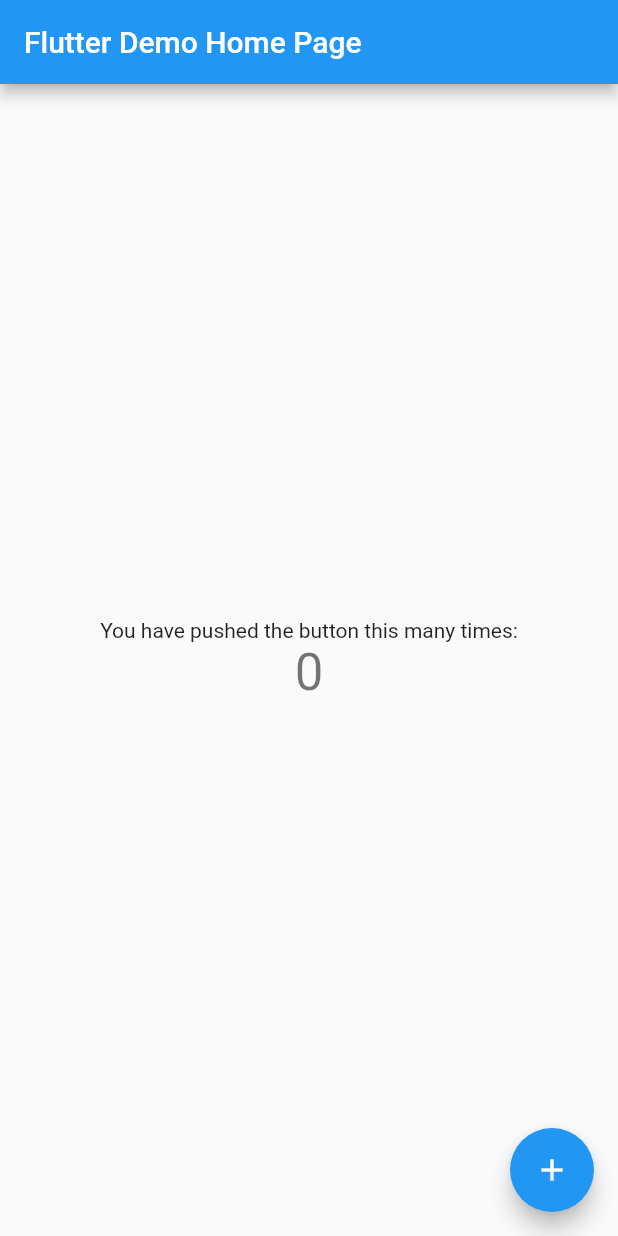
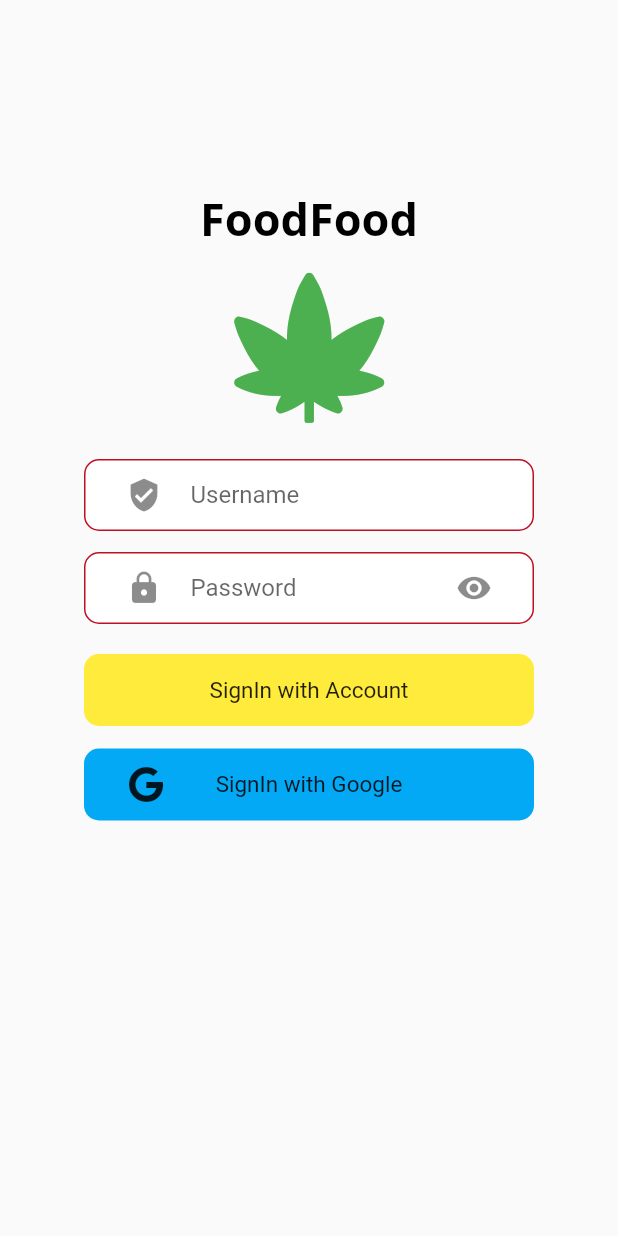
Before and after one commit to htahta103/ShopDemo, a Flutter app: the screen it shows after launch, on a phone screen of 412 x 824 dp. Run offline on Flutter 3.47's test engine with Material 2 defaults, Android fonts, the phone set to English and light mode, and no system bars; drawn by our look-alikes of keyboard_actions; our stand-ins replace font_awesome_flutter, get, google_fonts.

Commit message:
#2 Create UI Done

```diff
--- a/FoodFood/lib/main.dart
+++ b/FoodFood/lib/main.dart
@@ -1,3 +1,4 @@
+import 'package:FoodFood/ui/login_screen.dart';
 import 'package:flutter/material.dart';
 
 void main() {
@@ -26,92 +27,7 @@
         // closer together (more dense) than on mobile platforms.
         visualDensity: VisualDensity.adaptivePlatformDensity,
       ),
-      home: MyHomePage(title: 'Flutter Demo Home Page'),
+      home: LoginScreen(),
     );
   }
 }
-
-class MyHomePage extends StatefulWidget {
-  MyHomePage({Key key, this.title}) : super(key: key);
-
-  // This widget is the home page of your application. It is stateful, meaning
-  // that it has a State object (defined below) that contains fields that affect
-  // how it looks.
-
-  // This class is the configuration for the state. It holds the values (in this
-  // case the title) provided by the parent (in this case the App widget) and
-  // used by the build method of the State. Fields in a Widget subclass are
-  // always marked "final".
-
-  final String title;
-
-  @override
-  _MyHomePageState createState() => _MyHomePageState();
-}
-
-class _MyHomePageState extends State<MyHomePage> {
-  int _counter = 0;
-
-  void _incrementCounter() {
-    setState(() {
-      // This call to setState tells the Flutter framework that something has
-      // changed in this State, which causes it to rerun the build method below
-      // so that the display can reflect the updated values. If we changed
-      // _counter without calling setState(), then the build method would not be
-      // called again, and so nothing would appear to happen.
-      _counter++;
-    });
-  }
-
-  @override
-  Widget build(BuildContext context) {
-    // This method is rerun every time setState is called, for instance as done
-    // by the _incrementCounter method above.
-    //
-    // The Flutter framework has been optimized to make rerunning build methods
-    // fast, so that you can just rebuild anything that needs updating rather
-    // than having to individually change instances of widgets.
-    return Scaffold(
-      appBar: AppBar(
-        // Here we take the value from the MyHomePage object that was created by
-        // the App.build method, and use it to set our appbar title.
-        title: Text(widget.title),
-      ),
-      body: Center(
-        // Center is a layout widget. It takes a single child and positions it
-        // in the middle of the parent.
-        child: Column(
-          // Column is also a layout widget. It takes a list of children and
-          // arranges them vertically. By default, it sizes itself to fit its
-          // children horizontally, and tries to be as tall as its parent.
-          //
-          // Invoke "debug painting" (press "p" in the console, choose the
-          // "Toggle Debug Paint" action from the Flutter Inspector in Android
-          // Studio, or the "Toggle Debug Paint" command in Visual Studio Code)
-          // to see the wireframe for each widget.
-          //
-          // Column has various properties to control how it sizes itself and
-          // how it positions its children. Here we use mainAxisAlignment to
-          // center the children vertically; the main axis here is the vertical
-          // axis because Columns are vertical (the cross axis would be
-          // horizontal).
-          mainAxisAlignment: MainAxisAlignment.center,
-          children: <Widget>[
-            Text(
-              'You have pushed the button this many times:',
-            ),
-            Text(
-              '$_counter',
-              style: Theme.of(context).textTheme.headline4,
-            ),
-          ],
-        ),
-      ),
-      floatingActionButton: FloatingActionButton(
-        onPressed: _incrementCounter,
-        tooltip: 'Increment',
-        child: Icon(Icons.add),
-      ), // This trailing comma makes auto-formatting nicer for build methods.
-    );
-  }
-}
--- /dev/null
+++ b/FoodFood/lib/ui/common_widgets/custom_button.dart
@@ -0,0 +1,55 @@
+import 'package:flutter/material.dart';
+import 'package:font_awesome_flutter/font_awesome_flutter.dart';
+import 'package:font_awesome_flutter/font_awesome_flutter.dart';
+
+class CustomButton extends StatelessWidget {
+  final CustomButtonOption option;
+
+  const CustomButton({Key key, @required this.option}) : super(key: key);
+  @override
+  Widget build(BuildContext context) {
+    return InkWell(
+      onTap: option.onTap,
+      child: Container(
+        height: 48,
+        decoration: BoxDecoration(
+          borderRadius: BorderRadius.circular(10),
+          color: option.color != null ? option.color : Colors.yellow,
+        ),
+        //TODO isAvailable,
+        child: Stack(
+          children: [
+            option.prefixIcon != null
+                ? Container(
+                    padding: EdgeInsets.only(left: 30),
+                    alignment: Alignment.centerLeft,
+                    child: FaIcon(option.prefixIcon),
+                  )
+                : SizedBox(),
+            Center(child: option.content),
+            option.suffixIcon != null
+                ? Container(
+                  padding: EdgeInsets.only(right: 30),
+                    alignment: Alignment.centerRight,
+                    child: FaIcon(option.suffixIcon))
+                : SizedBox(),
+          ],
+        ),
+      ),
+    );
+  }
+}
+
+class CustomButtonOption {
+  final Color color;
+  final Widget content;
+  final Function onTap;
+  final IconData prefixIcon;
+  final IconData suffixIcon;
+  CustomButtonOption(
+      {this.color,
+      @required this.onTap,
+      @required this.content,
+      this.prefixIcon,
+      this.suffixIcon});
+}
--- /dev/null
+++ b/FoodFood/lib/ui/common_widgets/custom_textfield.dart
@@ -0,0 +1,128 @@
+import 'package:flutter/material.dart';
+
+class CustomTextField extends StatefulWidget {
+
+  //----- Add more Param or Class Object to more customize this widget -----
+
+  final bool isUserNameField;
+
+  const CustomTextField({Key key, @required this.isUserNameField})
+      : super(key: key);
+  @override
+  _CustomTextFieldState createState() => _CustomTextFieldState();
+}
+
+class _CustomTextFieldState extends State<CustomTextField> {
+  final FocusNode _nodeUserName = FocusNode();
+
+  final FocusNode _nodePassword = FocusNode();
+
+  bool _hidePassword = true;
+  @override
+  Widget build(BuildContext context) {
+    return widget.isUserNameField
+        ? Container(
+            height: 48,
+            child: TextField(
+              textAlign: TextAlign.start,
+              focusNode: _nodeUserName,
+              onChanged: (newText) {
+                //TODO
+              },
+              decoration: InputDecoration(
+                filled: true,
+                fillColor: Colors.white,
+                contentPadding: EdgeInsets.fromLTRB(10, 5, 10, 5),
+                focusedBorder: OutlineInputBorder(
+                  borderRadius: BorderRadius.circular(10),
+                  borderSide: BorderSide(
+                    color: Color.fromRGBO(191, 15, 291, 1),
+                    width: 1,
+                  ),
+                ),
+                enabledBorder: OutlineInputBorder(
+                  borderRadius: BorderRadius.circular(10),
+                  borderSide: BorderSide(
+                    color: Color.fromRGBO(191, 15, 291, 1),
+                    width: 1,
+                  ),
+                ),
+                border: OutlineInputBorder(
+                  borderRadius: BorderRadius.circular(10),
+                  borderSide: BorderSide(
+                    color: Colors.black,
+                    width: 0.5,
+                  ),
+                ),
+                prefixIcon: Padding(
+                  padding: EdgeInsets.fromLTRB(28, 0, 19, 0),
+                  child: Icon(Icons.verified_user),
+                ),
+                hintText: 'Username',
+              ),
+            ),
+          )
+        : Container(
+            height: 48,
+            child: TextField(
+              obscureText: _hidePassword,
+              focusNode: _nodePassword,
+              textAlign: TextAlign.start,
+              onChanged: (newText) {
+                // password = newText;
+                // _viewmodel.checkLoginAvailable(
+                //   username,
+                //   password,
+                // );
+              },
+              decoration: InputDecoration(
+                filled: true,
+                fillColor: Colors.white,
+                contentPadding: EdgeInsets.fromLTRB(10, 5, 10, 5),
+                focusedBorder: OutlineInputBorder(
+                  borderRadius: BorderRadius.circular(10),
+                  borderSide: BorderSide(
+                    color: Color.fromRGBO(191, 15, 291, 1),
+                    width: 1,
+                  ),
+                ),
+                enabledBorder: OutlineInputBorder(
+                  borderRadius: BorderRadius.circular(10),
+                  borderSide: BorderSide(
+                    color: Color.fromRGBO(191, 15, 291, 1),
+                    width: 1,
+                  ),
+                ),
+                border: OutlineInputBorder(
+                  borderRadius: BorderRadius.circular(10),
+                  borderSide: BorderSide(
+                    color: Colors.black,
+                    width: 0.5,
+                  ),
+                ),
+                prefixIcon: Padding(
+                  padding: const EdgeInsets.fromLTRB(28, 0, 19, 0),
+                  child: Icon(Icons.lock),
+                ),
+                suffixIcon: GestureDetector(
+                  onTap: () {
+                    setState(() {
+                      _hidePassword = !_hidePassword;
+                    });
+                  },
+                  child: Container(
+                    color: Colors.transparent,
+                    child: Container(
+                      padding: const EdgeInsets.fromLTRB(0, 0, 28, 0),
+                      child: _hidePassword
+                          ? Icon(Icons.remove_red_eye)
+                          : Icon(Icons.remove_red_eye_sharp),
+                    ),
+                  ),
+                ),
+                hintText: 'Password',
+              ),
+            ),
+          );
+  }
+}
--- /dev/null
+++ b/FoodFood/lib/ui/login_screen.dart
@@ -0,0 +1,115 @@
+import 'package:FoodFood/ui/common_widgets/custom_button.dart';
+import 'package:FoodFood/ui/common_widgets/custom_textfield.dart';
+import 'package:FoodFood/ui/style/text_style.dart';
+import 'package:flutter/material.dart';
+import 'package:font_awesome_flutter/font_awesome_flutter.dart';
+import 'package:keyboard_actions/keyboard_actions.dart';
+import 'package:get/get.dart';
+
+class LoginScreen extends StatefulWidget {
+  @override
+  _LoginScreenState createState() => _LoginScreenState();
+}
+
+class _LoginScreenState extends State<LoginScreen> {
+  final FocusNode _nodeUsername = FocusNode();
+
+  final FocusNode _nodePassword = FocusNode();
+
+  bool _hidePassword = true;
+
+  KeyboardActionsConfig _keyboardActionsConfig(BuildContext context) {
+    return KeyboardActionsConfig(
+      keyboardActionsPlatform: KeyboardActionsPlatform.ALL,
+      keyboardBarColor: Colors.grey[200],
+      nextFocus: true,
+      actions: [
+        KeyboardActionsItem(
+          focusNode: _nodeUsername,
+        ),
+        KeyboardActionsItem(
+          focusNode: _nodePassword,
+        ),
+      ],
+    );
+  }
+
+  @override
+  Widget build(BuildContext context) {
+    return Scaffold(
+      body: KeyboardActions(
+        config: _keyboardActionsConfig(context),
+        child: Center(
+          child: Container(
+            width: 300,
+            height: MediaQuery.of(context).size.height - 50,
+            child: Column(
+              children: <Widget>[
+                SizedBox(
+                  height: 100,
+                ),
+                Center(
+                  child: Text(
+                    'FoodFood',
+                    style: DefaultTextStyleApp(
+                      FontOption(
+                        fontSize: 30,
+                        fontWeight: FontWeight.bold,
+                      ),
+                    ),
+                  ),
+                ),
+                SizedBox(
+                  height: 15,
+                ),
+                FaIcon(
+                  FontAwesomeIcons.cannabis,
+                  size: 100,
+                  color: Colors.green,
+                ),
+                SizedBox(
+                  height: 25,
+                ),
+                CustomTextField(
+                  isUserNameField: true,
+                ),
+                SizedBox(
+                  height: 14,
+                ),
+                CustomTextField(
+                  isUserNameField: false,
+                ),
+                SizedBox(
+                  height: 20,
+                ),
+                CustomButton(
+                  option: CustomButtonOption(
+                    onTap: () {},
+                    content: Text(
+                      'SignIn with Account',
+                      style: TextStyle(fontSize: 15),
+                    ),
+                  ),
+                ),
+                SizedBox(
+                  height: 15,
+                ),
+                CustomButton(
+                  option: CustomButtonOption(
+                    onTap: () {},
+                    content: Text(
+                      'SignIn with Google',
+                      style: TextStyle(fontSize: 15),
+                    ),
+                    prefixIcon: FontAwesomeIcons.google,
+                    color: Colors.lightBlue,
+                  ),
+                ),
+              ],
+            ),
+          ),
+        ),
+      ),
+    );
+  }
+}
--- /dev/null
+++ b/FoodFood/lib/ui/style/text_style.dart
@@ -0,0 +1,23 @@
+import 'package:flutter/cupertino.dart';
+import 'package:flutter/material.dart';
+import 'package:google_fonts/google_fonts.dart';
+
+TextStyle DefaultTextStyleApp(FontOption option) {
+  return GoogleFonts.openSans(
+    textStyle: TextStyle(
+      fontSize: option.fontSize,
+      fontStyle: option.fontStyle,
+      color: option.color,
+      fontWeight: option.fontWeight
+    ),
+  );
+}
+
+class FontOption{
+   final double fontSize;
+   final FontStyle fontStyle;
+   final Color color;
+   final FontWeight fontWeight;
+
+  FontOption({this.fontSize = 15, this.fontStyle = FontStyle.normal, this.color = Colors.black, this.fontWeight = FontWeight.normal});
+}
--- a/FoodFood/pubspec.yaml
+++ b/FoodFood/pubspec.yaml
@@ -23,6 +23,11 @@
 dependencies:
   flutter:
     sdk: flutter
+  keyboard_actions: ^3.3.1+1
+  build_runner: ^1.11.1
+  get: ^3.25.6
+  font_awesome_flutter: ^8.11.0
+  google_fonts: ^1.0.0
 
 
   # The following adds the Cupertino Icons font to your application.
```
Also changed, not shown: FoodFood/pubspec.lock, 1 other file.
